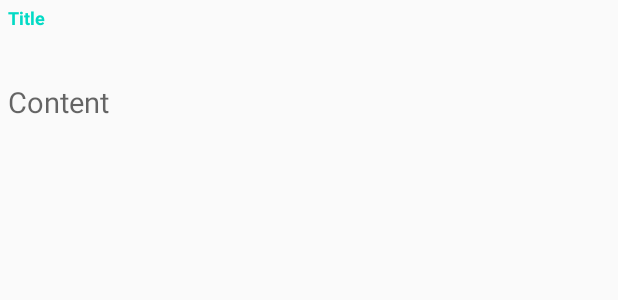
After one commit to ifeadikanwa/NotaNotebook, an Android app: the layout activity_note_edit.xml on its own in the app's theme, with its tools: preview values and no code run, on a phone screen of 412 x 824 dp. The commit adds this screen. Shown: the top 300 px of the screen. Run offline under Robolectric (Android 15) with nearby library versions, the phone set to English and light mode, and no system bars.

Commit message:
attached and detached listening for NotebookContentAdapter in NotebookContentActivity Created NoteEditActivity for creating and editing note

```diff
--- a/app/src/main/AndroidManifest.xml
+++ b/app/src/main/AndroidManifest.xml
@@ -9,15 +9,17 @@
         android:roundIcon="@mipmap/ic_launcher_round"
         android:supportsRtl="true"
         android:theme="@style/AppTheme">
-        <activity android:name=".NotebookContentActivity"
+        <activity android:name=".NoteEditActivity"></activity>
+        <activity
+            android:name=".NotebookContentActivity"
             android:label="Notebook Content"
             android:parentActivityName=".NotebookActivity">
+
             <!-- Parent activity meta-data to support 4.0 and lower -->
             <meta-data
                 android:name="android.support.PARENT_ACTIVITY"
                 android:value=".NotebookActivity" />
         </activity>
-
         <activity android:name=".TestActivity" />
         <activity android:name=".NotebookActivity">
             <intent-filter>
--- /dev/null
+++ b/app/src/main/res/layout/activity_note_edit.xml
@@ -0,0 +1,42 @@
+<?xml version="1.0" encoding="utf-8"?>
+<LinearLayout xmlns:android="http://schemas.android.com/apk/res/android"
+    xmlns:app="http://schemas.android.com/apk/res-auto"
+    xmlns:tools="http://schemas.android.com/tools"
+    android:layout_width="match_parent"
+    android:layout_height="match_parent"
+    android:orientation="vertical"
+    android:padding="5dp"
+    tools:context=".NoteEditActivity">
+
+    <com.google.android.material.textfield.TextInputLayout
+        android:layout_width="match_parent"
+        android:layout_height="wrap_content"
+        android:hint="Title">
+
+        <com.google.android.material.textfield.TextInputEditText
+            android:id="@+id/noteTitleEdit"
+            android:layout_width="match_parent"
+            android:layout_height="wrap_content"
+            android:text=""
+            android:background="@null"
+            android:textSize="22sp"
+            android:textStyle="bold" />
+    </com.google.android.material.textfield.TextInputLayout>
+
+    <com.google.android.material.textfield.TextInputLayout
+        android:layout_width="match_parent"
+        android:layout_height="wrap_content"
+        android:hint="Content">
+
+        <com.google.android.material.textfield.TextInputEditText
+            android:id="@+id/noteContentEdit"
+            android:layout_width="match_parent"
+            android:layout_height="wrap_content"
+            android:background="@null"
+            android:text=""
+            android:textColor="@color/black"
+            android:textSize="19sp" />
+    </com.google.android.material.textfield.TextInputLayout>
+
+
+</LinearLayout>
--- a/app/src/main/res/values/strings.xml
+++ b/app/src/main/res/values/strings.xml
@@ -4,4 +4,5 @@
     <string name="space_notes"> notes</string>
     <string name="edit_notebook">Edit Notebook</string>
     <string name="edit_color">Edit Color</string>
+    <string name="done">done</string>
 </resources>
--- a/app/src/main/res/values/styles.xml
+++ b/app/src/main/res/values/styles.xml
@@ -2,7 +2,7 @@
     <!-- Base application theme. -->
     <style name="AppTheme" parent="Theme.AppCompat.DayNight.DarkActionBar">
         <!-- Customize your theme here. -->
-        <item name="colorPrimary">@android:color/background_dark</item>
+        <item name="colorPrimary">@android:color/background_light</item>
         <item name="colorPrimaryDark">@android:color/background_dark</item>
         <item name="colorAccent">@color/colorAccent</item>
     </style>
```
Also changed, not shown: app/src/main/java/com/example/notanotebook/NoteEditActivity.java (added, +42 -0 lines), app/src/main/java/com/example/notanotebook/NotebookContentActivity.java (+12 -1 lines), app/src/main/res/drawable/ic_done.xml (added, +10 -0 lines), app/src/main/res/menu/menu_note_edit.xml (added, +9 -0 lines), app/src/main/res/menu/menu_notebook_content.xml (renamed from app/src/main/res/menu/menu_inside_notebook.xml).
